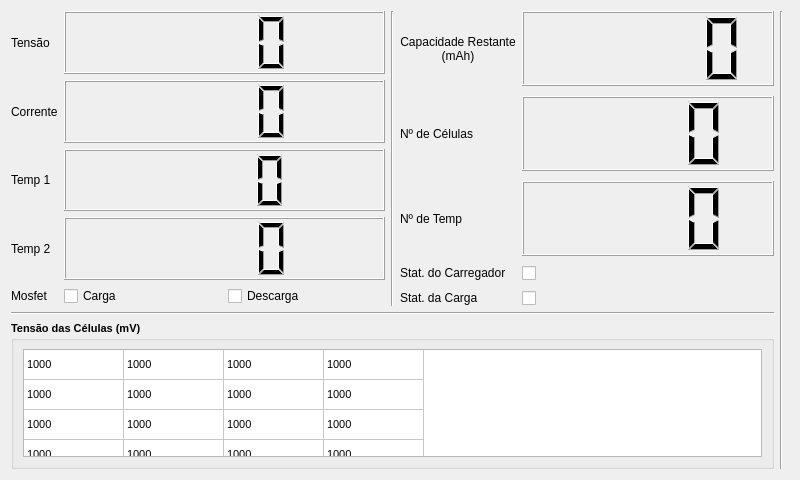
Arariboia/ArariboiaDisplay, file batterywindow.ui: the form before one commit.
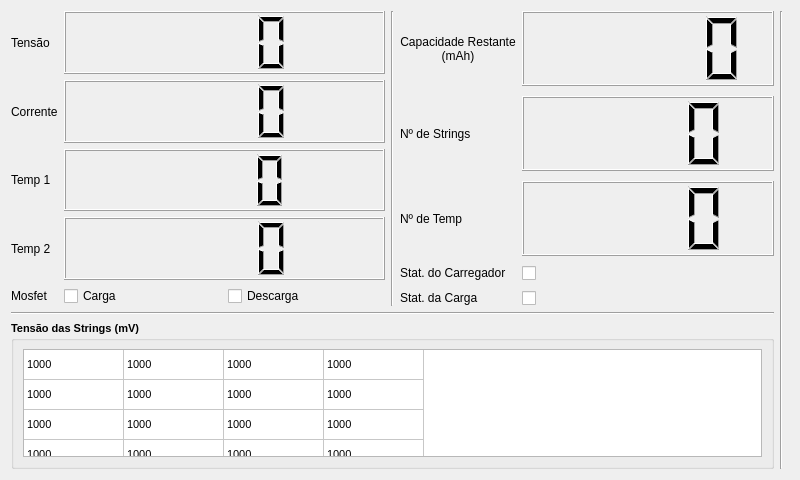
The form after the commit. Custom widgets are drawn as their Qt base class.

Patch:
```diff
--- a/batterywindow.ui
+++ b/batterywindow.ui
@@ -16,7 +16,7 @@
   <property name="styleSheet">
    <string notr="true"/>
   </property>
-  <layout class="QGridLayout" name="gridLayout" rowstretch="0,0" columnstretch="3,0,0,0">
+  <layout class="QGridLayout" name="gridLayout" rowstretch="0" columnstretch="3,0,0,0">
    <item row="0" column="0">
     <layout class="QVBoxLayout" name="verticalLayout_3" stretch="2,0,1">
      <item>
@@ -363,7 +363,7 @@
             </font>
            </property>
            <property name="text">
-            <string>Nº de Células</string>
+            <string>Nº de Strings</string>
            </property>
            <property name="scaledContents">
             <bool>false</bool>
@@ -542,7 +542,7 @@
         </font>
        </property>
        <property name="title">
-        <string>Tensão das Células (mV)</string>
+        <string>Tensão das Strings (mV)</string>
        </property>
        <layout class="QVBoxLayout" name="verticalLayout_4" stretch="0">
         <property name="sizeConstraint">
```
